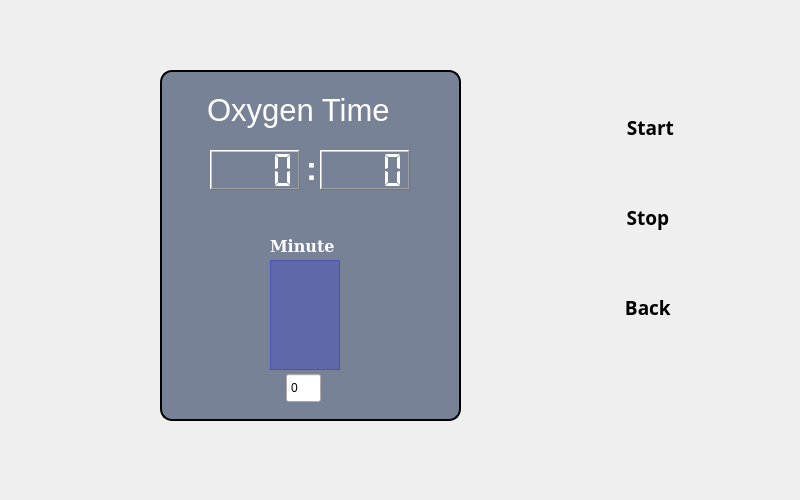
Old version of the form formOxygen.ui in the repository mohsencyber/gardinaUI.
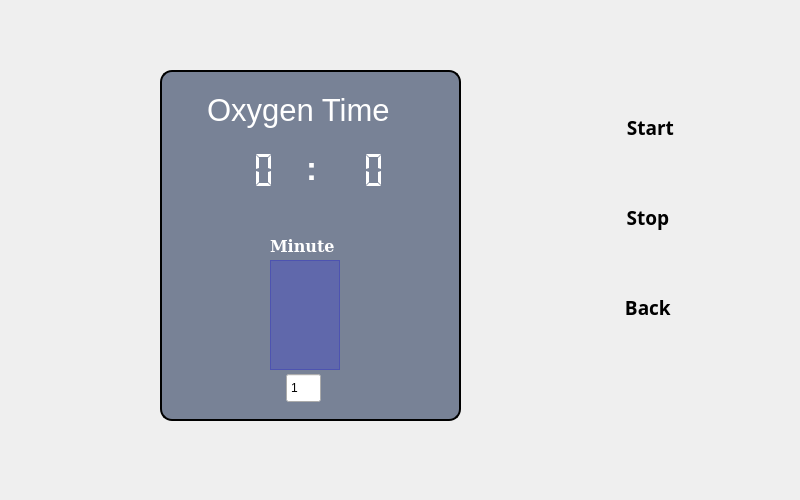
New version of the form. Icons and pictures are not drawn. Custom widgets are drawn as their Qt base class.

```diff
--- a/formOxygen.ui
+++ b/formOxygen.ui
@@ -361,13 +361,16 @@
      </palette>
     </property>
     <property name="frameShape">
-     <enum>QFrame::WinPanel</enum>
+     <enum>QFrame::NoFrame</enum>
     </property>
     <property name="frameShadow">
      <enum>QFrame::Raised</enum>
     </property>
+    <property name="smallDecimalPoint">
+     <bool>false</bool>
+    </property>
     <property name="digitCount">
-     <number>4</number>
+     <number>2</number>
     </property>
     <property name="mode">
      <enum>QLCDNumber::Dec</enum>
@@ -375,6 +378,9 @@
     <property name="segmentStyle">
      <enum>QLCDNumber::Flat</enum>
     </property>
+    <property name="intValue" stdset="0">
+     <number>0</number>
+    </property>
    </widget>
    <widget class="QLCDNumber" name="secNumber">
     <property name="geometry">
@@ -423,10 +429,10 @@
      </palette>
     </property>
     <property name="frameShape">
-     <enum>QFrame::WinPanel</enum>
+     <enum>QFrame::NoFrame</enum>
     </property>
     <property name="digitCount">
-     <number>4</number>
+     <number>2</number>
     </property>
     <property name="segmentStyle">
      <enum>QLCDNumber::Flat</enum>
@@ -448,11 +454,14 @@
      <enum>QAbstractSpinBox::NoButtons</enum>
     </property>
     <property name="minimum">
-     <number>0</number>
+     <number>-1</number>
     </property>
     <property name="maximum">
      <number>60</number>
     </property>
+    <property name="value">
+     <number>1</number>
+    </property>
    </widget>
    <widget class="QLabel" name="label_2">
     <property name="geometry">
```
